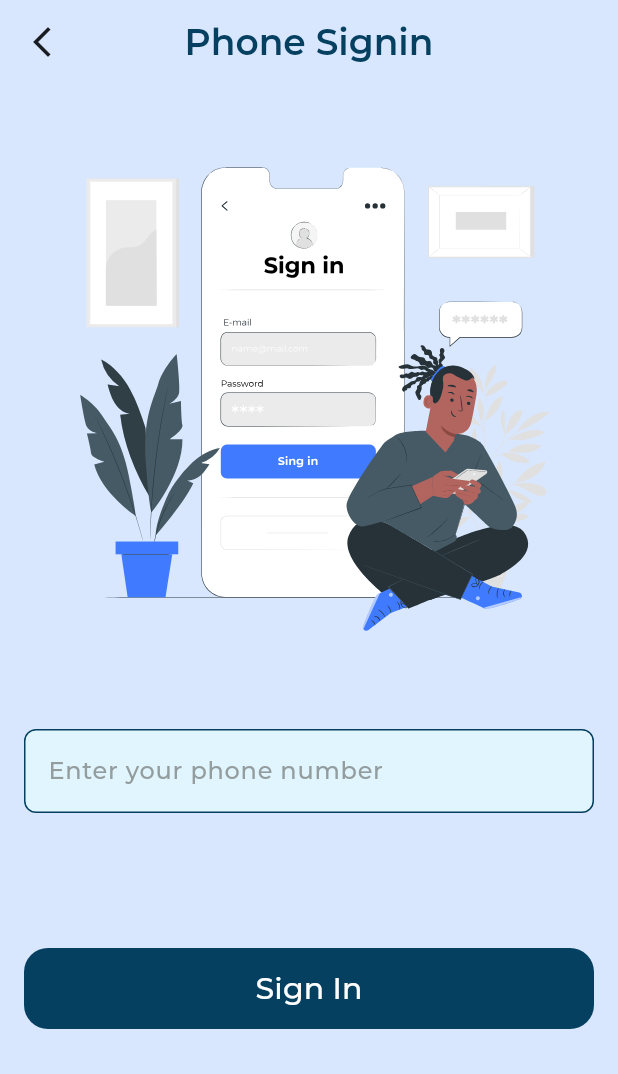
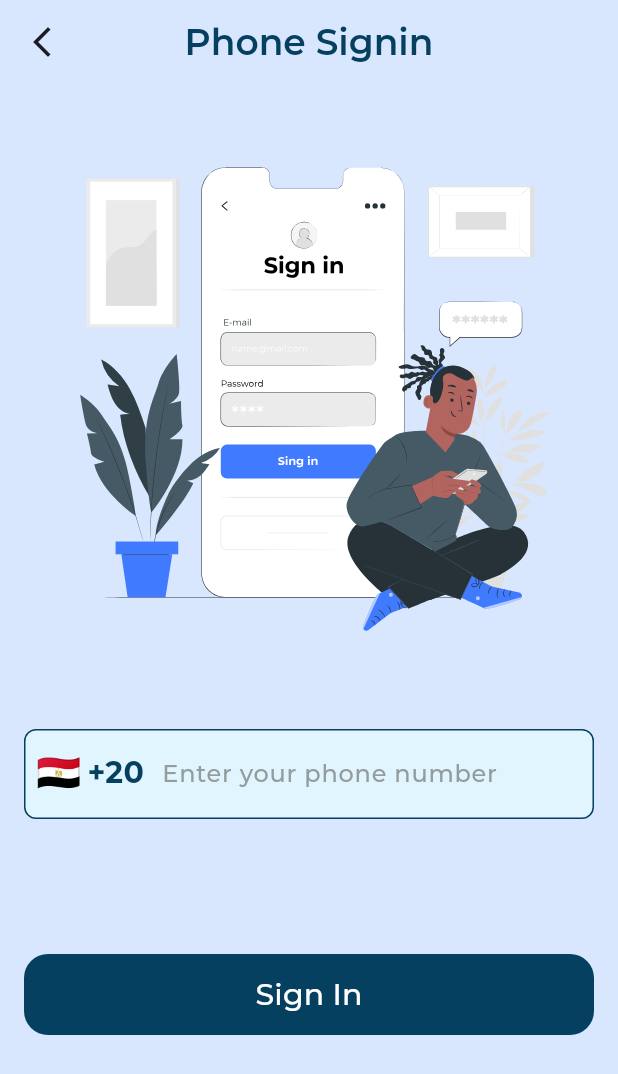
Before and after one commit to engAhmedSami/NewsAppAdv, a Flutter app: the screen it shows after launch, after a tap on "Skip", after a tap on "Login with your Phone", on a phone screen of 412 x 824 dp. Shown: the top 1074 px of the screen. Run offline on Flutter 3.47's test engine with Material 3 defaults, Android fonts, the phone set to English and light mode, and no system bars; our stand-ins replace country_picker, dartz, dots_indicator, firebase_auth, firebase_core, flutter_bloc and 9 more; missing offline and left inert: flutter_facebook_auth; accounts and stored records are empty; network calls fail; project files that could hold a hidden picture were left out.

Commit message:
"Updated CustomTextFormField to include prefixIcon, added country picker functionality to PhoneSigninViewBody, and updated pubspec.yaml and pubspec.lock files to include country_code_picker and country_picker dependencies."

```diff
--- a/lib/Core/widget/custom_text_field.dart
+++ b/lib/Core/widget/custom_text_field.dart
@@ -12,10 +12,13 @@ class CustomTextFormField extends StatelessWidget {
     this.obobscureText = false,
     required this.controller,
     this.validator,
+    this.prefixIcon,
   });
   final String hintText;
   final TextInputType textInputType;
   final Widget? suffixIcon;
+  final Widget? prefixIcon;
+
   final void Function(String?)? onSaved;
   final bool obobscureText;
   final TextEditingController controller;
@@ -24,12 +27,14 @@ class CustomTextFormField extends StatelessWidget {
   @override
   Widget build(BuildContext context) {
     return TextFormField(
+      style: AppStyles.styleSemiBold16,
       controller: controller,
       obscureText: obobscureText,
       onSaved: onSaved,
       validator: validator,
       keyboardType: textInputType,
       decoration: InputDecoration(
+        prefixIcon: prefixIcon,
         suffixIcon: suffixIcon,
         hintText: hintText,
         hintStyle: AppStyles.styleMedium16.copyWith(
--- a/lib/Featuers/auth/presentation/view/widget/phone_signin_view_body.dart
+++ b/lib/Featuers/auth/presentation/view/widget/phone_signin_view_body.dart
@@ -1,13 +1,26 @@
+import 'dart:developer';
+import 'package:country_picker/country_picker.dart';
 import 'package:flutter/material.dart';
 import 'package:flutter_svg/svg.dart';
+import 'package:newsapp/Core/utils/app_colors.dart';
 import 'package:newsapp/Core/utils/app_images.dart';
+import 'package:newsapp/Core/utils/app_styles.dart';
 import 'package:newsapp/Core/widget/custom_botton.dart';
 import 'package:newsapp/Core/widget/custom_text_field.dart';
 import 'package:newsapp/Featuers/auth/presentation/view/widget/otp_phone_body.dart';
 import 'package:newsapp/constants.dart';
 
-class PhoneSigninViewBody extends StatelessWidget {
+class PhoneSigninViewBody extends StatefulWidget {
   const PhoneSigninViewBody({super.key});
+
+  @override
+  PhoneSigninViewBodyState createState() => PhoneSigninViewBodyState();
+}
+
+class PhoneSigninViewBodyState extends State<PhoneSigninViewBody> {
+  String countryCode = '+20';
+  String countryFlag = '🇪🇬';
+  final TextEditingController phoneController = TextEditingController();
 
   @override
   Widget build(BuildContext context) {
@@ -27,7 +40,52 @@ class PhoneSigninViewBody extends StatelessWidget {
               height: 50,
             ),
             CustomTextFormField(
-              controller: TextEditingController(),
+              prefixIcon: Padding(
+                padding: const EdgeInsets.only(top: 12, left: 8, bottom: 14),
+                child: GestureDetector(
+                  onTap: () {
+                    showCountryPicker(
+                      context: context,
+                      countryListTheme: const CountryListThemeData(
+                        bottomSheetHeight: 450,
+                        borderRadius: BorderRadius.vertical(
+                          top: Radius.circular(24),
+                        ),
+                        backgroundColor: AppColors.primaryColor,
+                        textStyle: AppStyles.styleSemiBold16,
+                      ),
+                      onSelect: (Country country) {
+                        setState(() {
+                          countryCode = '+${country.phoneCode}';
+                          countryFlag = country.flagEmoji;
+                        });
+                        log('Selected country: ${country.displayName}');
+                      },
+                    );
+                  },
+                  child: Row(
+                    mainAxisSize: MainAxisSize.min,
+                    children: [
+                      Text(
+                        countryFlag,
+                        style: const TextStyle(fontSize: 24),
+                      ),
+                      const SizedBox(width: 4),
+                      Text(
+                        countryCode,
+                        style: AppStyles.styleSemiBold20.copyWith(
+                          color: AppColors.secondaryColor,
+                          fontWeight: FontWeight.bold,
+                        ),
+                      ),
+                      const SizedBox(
+                        width: 8,
+                      )
+                    ],
+                  ),
+                ),
+              ),
+              controller: phoneController,
               hintText: 'Enter your phone number',
               textInputType: TextInputType.phone,
               onSaved: (value) {},
@@ -57,4 +115,10 @@ class PhoneSigninViewBody extends StatelessWidget {
       ),
     );
   }
+
+  @override
+  void dispose() {
+    phoneController.dispose();
+    super.dispose();
+  }
 }
--- a/pubspec.yaml
+++ b/pubspec.yaml
@@ -29,6 +29,8 @@ environment:
 # versions available, run `flutter pub outdated`.
 dependencies:
   awesome_snackbar_content: ^0.1.3
+  country_code_picker: ^3.0.0
+  country_picker: ^2.0.26
   cupertino_icons: ^1.0.6
   dartz: ^0.10.1
   dots_indicator: ^3.0.0
```
Also changed, not shown: pubspec.lock.
